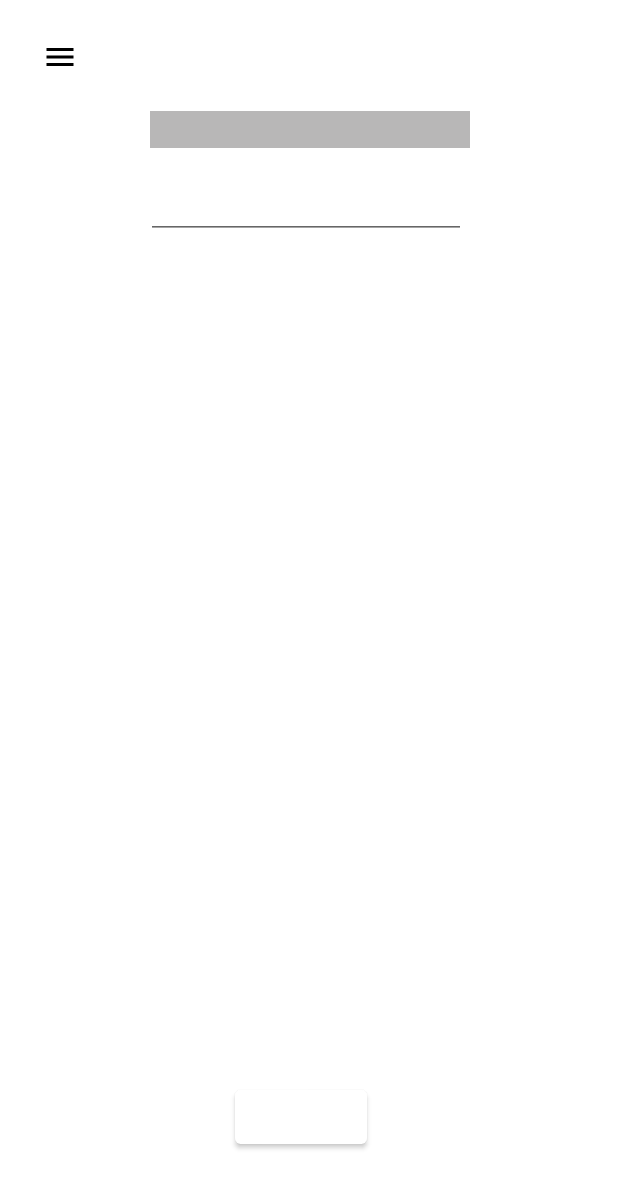
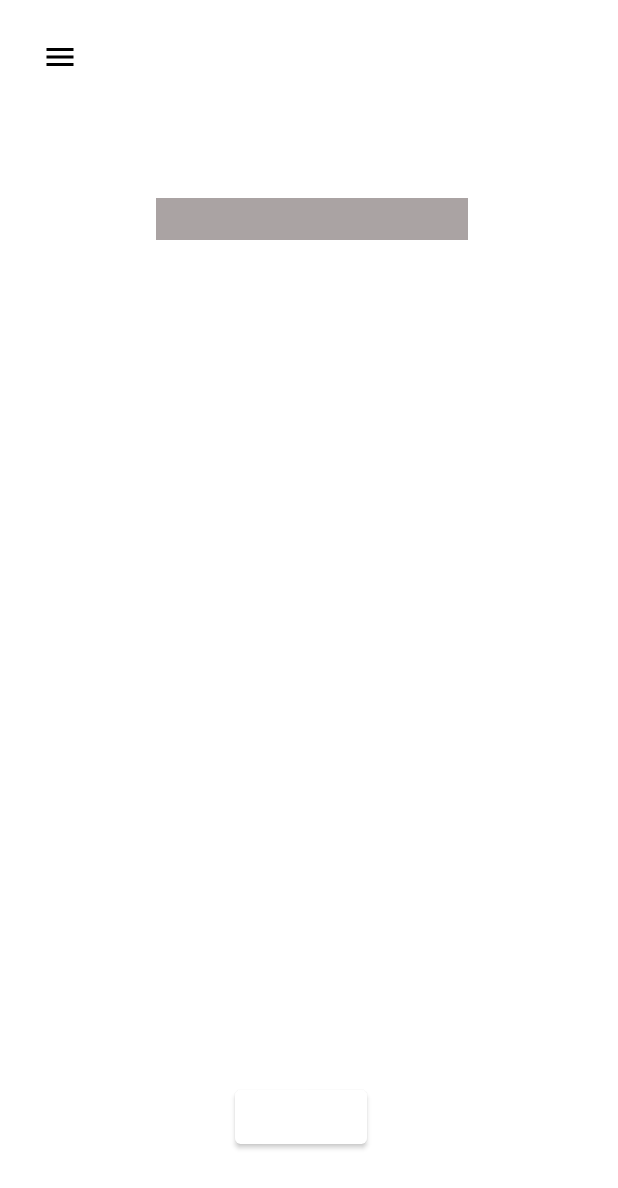
Before and after one commit to NikBaranovich/CashControl_App, an Android app: the ExpensesAdd screen opened directly, with no data from a screen before it, on a phone screen of 412 x 824 dp. Shown: the top 1188 px of the screen. Run offline under Robolectric (Android 15) with nearby library versions, the light colour scheme and no system bars.

Commit message:
Visual changes

```diff
--- a/app/src/main/java/com/example/example2/ExpenseCategoryAdd.kt
+++ b/app/src/main/java/com/example/example2/ExpenseCategoryAdd.kt
@@ -18,7 +18,7 @@ class ExpenseCategoryAdd : AppCompatActivity() {
     private lateinit var mColorPreview: View
     private var mDefaultColor = Color.BLACK
     private lateinit var iconButtons: Array<ImageButton>
-    private val adapter = ExpenseCategoryAdapter(this)
+    private val adapter = ExpenseCategoryAdapter()
     private var selectedIcon: Int = R.drawable.baseline_circle_24
 
     override fun onCreate(savedInstanceState: Bundle?) {
--- a/app/src/main/java/com/example/example2/db/DatabaseManager.kt
+++ b/app/src/main/java/com/example/example2/db/DatabaseManager.kt
@@ -160,7 +160,6 @@ class DatabaseManager (val context : Context) {
     fun getExpensesByCategory(categoryId:Int): List<ExpenseData> {
         val dbHelper = DatabaseHelper(context) // Ваш класс для работы с базой данных
         val db = dbHelper.readableDatabase
-
         val projection = arrayOf(
             BaseColumns._ID,
             ExpensesContract.ExpensesEntry.COLUMN_EXPENSE_VALUE,
--- a/app/src/main/res/layout/activity_expenses_add.xml
+++ b/app/src/main/res/layout/activity_expenses_add.xml
@@ -40,18 +40,6 @@
 
         </GridLayout>
 
-        <EditText
-            android:id="@+id/expenseAmountEditText"
-            android:layout_width="wrap_content"
-            android:layout_height="wrap_content"
-            android:layout_marginStart="100dp"
-            android:layout_marginTop="74dp"
-            android:ems="10"
-            android:inputType="text"
-            style="@style/BUTTON"
-            app:layout_constraintStart_toStartOf="parent"
-            app:layout_constraintTop_toTopOf="parent" />
-
         <Button
             android:id="@+id/button4"
             android:layout_width="wrap_content"
@@ -64,15 +52,16 @@
             app:layout_constraintEnd_toEndOf="parent" />
 
         <EditText
-            android:id="@+id/editTextNumber"
-            android:layout_width="wrap_content"
-            android:layout_height="wrap_content"
-            android:layout_marginTop="15dp"
-            android:layout_marginEnd="101dp"
+            android:id="@+id/expenseAmountEditText"
+            android:layout_width="208dp"
+            android:layout_height="28dp"
+            android:layout_marginTop="132dp"
+            android:layout_marginEnd="100dp"
+            android:background="#AAA3A3"
             android:ems="10"
             android:inputType="number"
             app:layout_constraintEnd_toEndOf="parent"
-            app:layout_constraintTop_toBottomOf="@+id/expenseAmountEditText" />
+            app:layout_constraintTop_toTopOf="parent" />
     </androidx.constraintlayout.widget.ConstraintLayout>
 
     <com.google.android.material.navigation.NavigationView
```
Also changed, not shown: app/src/main/AndroidManifest.xml (+6 -3 lines), app/src/main/java/com/example/example2/ExpenseCategoryAdapter.kt (+13 -9 lines), app/src/main/java/com/example/example2/ExpensesByCategoryAdapter.kt (+6 -1 lines), app/src/main/java/com/example/example2/ExpensesCategories.kt (+10 -1 lines), app/src/main/res/layout/activity_expense_category_add.xml (+6 -4 lines), app/src/main/res/layout/activity_expenses_by_category.xml (+24 -0 lines), app/src/main/res/layout/expense_by_category_item.xml (+48 -11 lines).
